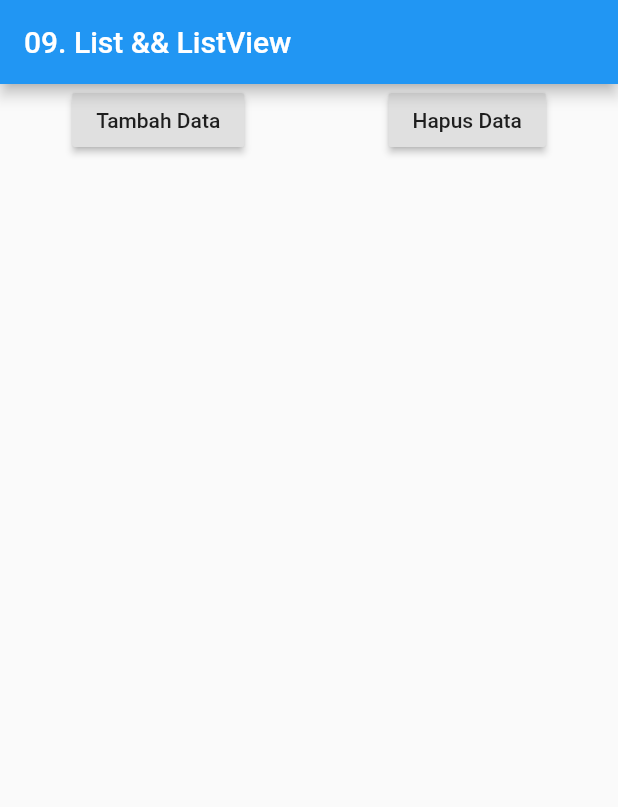
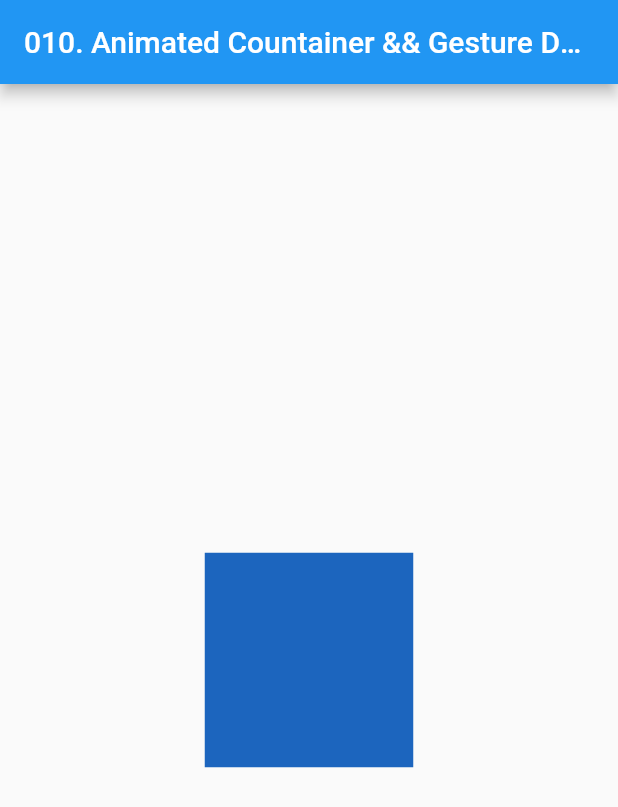
Before and after one commit to kanggara75/Belajar_Flutter, a Flutter app: the screen it shows after launch, on a phone screen of 412 x 824 dp. Shown: the top 807 px of the screen. Run offline on Flutter 3.47's test engine with Material 2 defaults, Android fonts, the phone set to English and light mode, and no system bars.

Commit message:
menyelesaikan 010. Animated Countainer && Gesture Detector

```diff
--- a/lib/main.dart
+++ b/lib/main.dart
@@ -1,4 +1,5 @@
 import 'package:flutter/material.dart';
+import 'dart:math';
 
 void main() => runApp(MyApp());
 
@@ -8,49 +9,32 @@ class MyApp extends StatefulWidget {
 }
 
 class _MyAppState extends State<MyApp> {
-  List<Widget> data = [];
-  int counter = 1;
+  Random random = Random();
 
   @override
   Widget build(BuildContext context) {
     return MaterialApp(
       home: Scaffold(
         appBar: AppBar(
-          title: Text("09. List && ListView"),
+          title: Text("010. Animated Countainer && Gesture Detector"),
         ),
-        body: ListView(
-          children: [
-            Row(
-              mainAxisAlignment: MainAxisAlignment.spaceAround,
-              children: [
-                RaisedButton(
-                  child: Text("Tambah Data"),
-                  onPressed: () {
-                    setState(() {
-                      data.add(Text(
-                        "Data Ke " + counter.toString(),
-                        style: TextStyle(fontSize: 50),
-                      ));
-                      counter++;
-                    });
-                  },
-                ),
-                RaisedButton(
-                  child: Text("Hapus Data"),
-                  onPressed: () {
-                    setState(() {
-                      data.removeLast();
-                      counter--;
-                    });
-                  },
-                ),
-              ],
+        body: Center(
+          child: GestureDetector(
+            onDoubleTap: () {
+              setState(() {});
+            },
+            child: AnimatedContainer(
+              color: Color.fromARGB(
+                255,
+                random.nextInt(256),
+                random.nextInt(256),
+                random.nextInt(256),
+              ),
+              duration: Duration(seconds: 1),
+              width: 100.0 + random.nextInt(101),
+              height: 100.0 + random.nextInt(101),
             ),
-            Column(
-              crossAxisAlignment: CrossAxisAlignment.start,
-              children: data,
-            ),
-          ],
+          ),
         ),
       ),
     );
```
